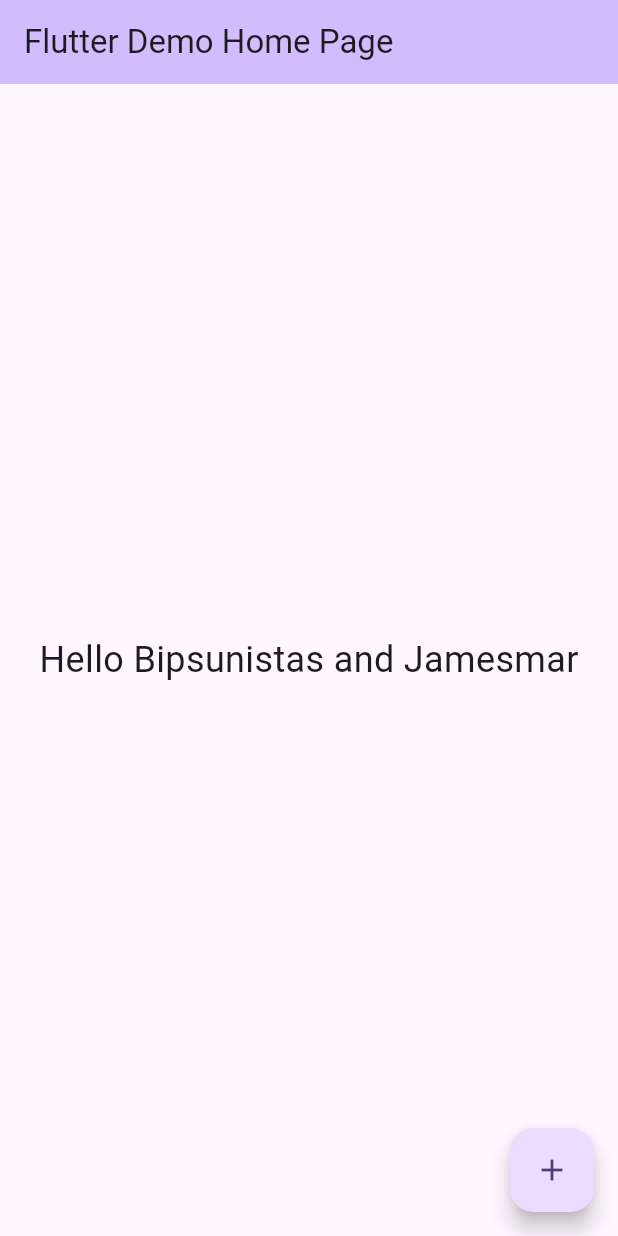
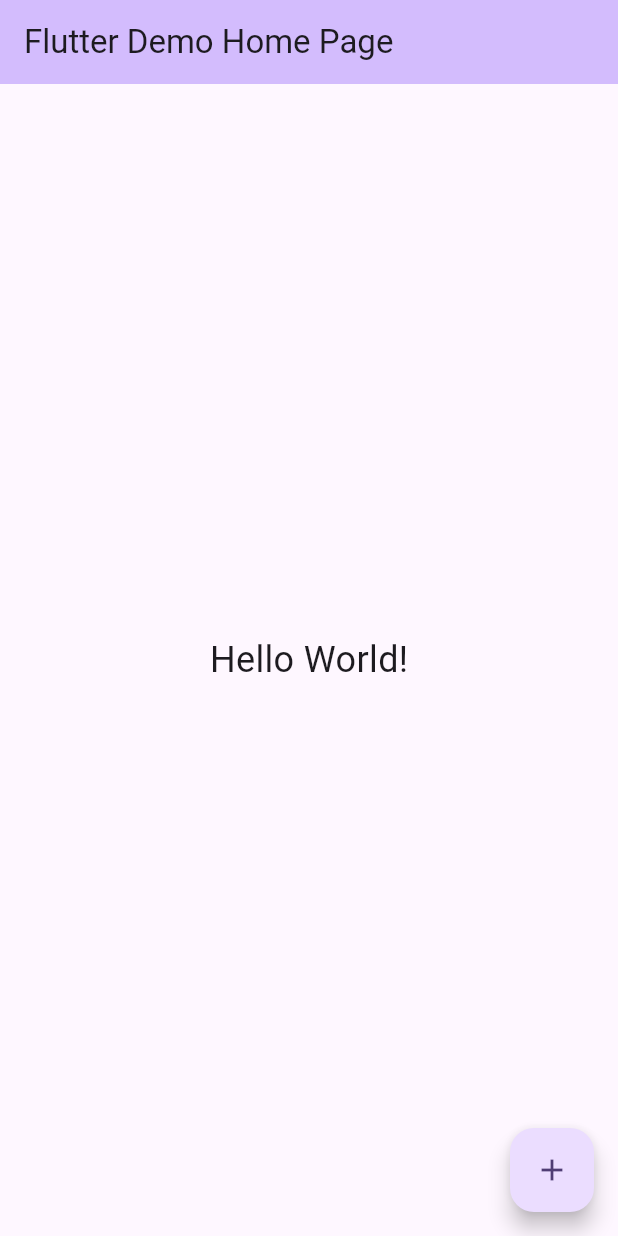
Before and after one commit to JustLJ08/FLUTTER_APPLICATION2, a Flutter app: the screen it shows after launch, on a phone screen of 412 x 824 dp. Run offline on Flutter 3.47's test engine with Material 3 defaults, Android fonts, the phone set to English and light mode, and no system bars.

Commit message:
feat(main.dart): add Hello World! centered text

```diff
--- a/lib/main.dart
+++ b/lib/main.dart
@@ -89,7 +89,7 @@ class _MyHomePageState extends State<MyHomePage> {
         // Center is a layout widget. It takes a single child and positions it
         // in the middle of the parent.
         child: Center(
-            child: Text('Hello Bipsunistas and Jamesmar', style: TextStyle(fontSize: 24)),
+            child: Text('Hello World!', style: TextStyle(fontSize: 24)),
           ),
         ),
       floatingActionButton: FloatingActionButton(
```
Also changed, not shown: 1 other file.
